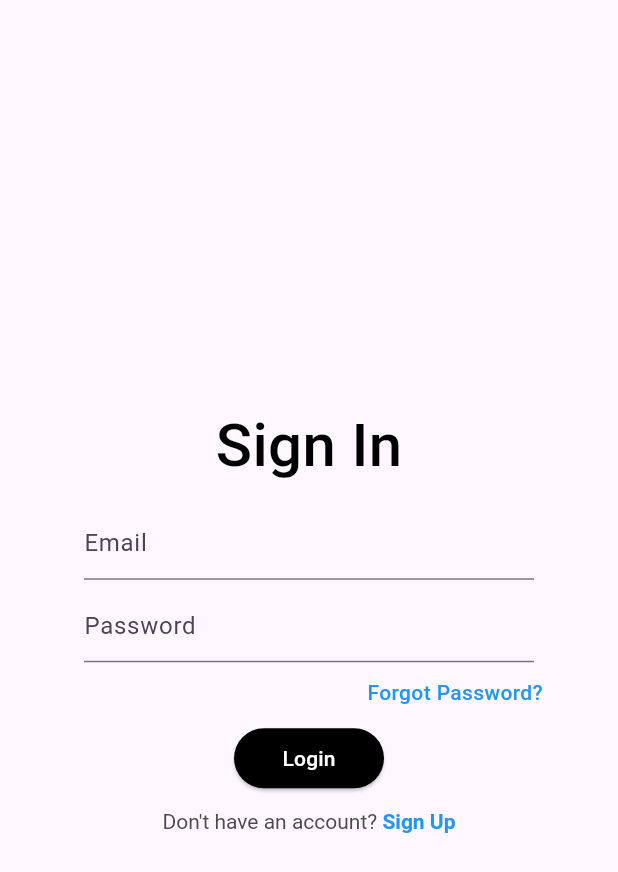
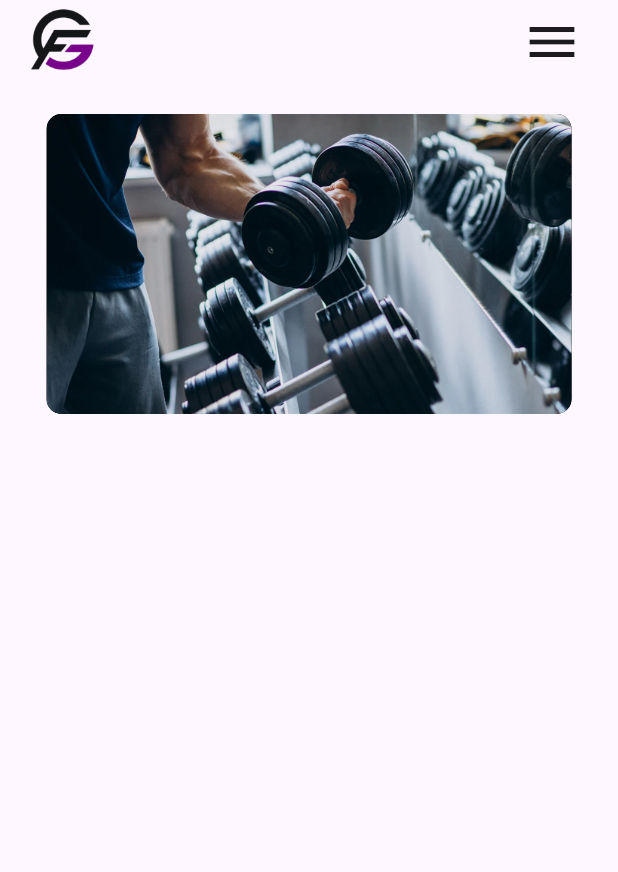
Before and after one commit to puuq/fitnessapp, a Flutter app: the SignIn screen opened directly, after a tap on "Login", on a phone screen of 412 x 824 dp. Shown: the top 872 px of the screen. Run offline on Flutter 3.47's test engine with Material 3 defaults, Android fonts, the phone set to English and light mode, and no system bars.

Commit message:
added landing page

```diff
--- a/lib/pages/firstpage.dart
+++ /dev/null
@@ -1,24 +0,0 @@
-import 'package:flutter/material.dart';
-
-class FirstPage extends StatefulWidget {
-  const FirstPage({super.key});
-
-  @override
-  State<FirstPage> createState() => _FirstPageState();
-}
-
-class _FirstPageState extends State<FirstPage> {
-  @override
-  Widget build(BuildContext context) {
-    return Scaffold(
-      body: Center(
-        child: Image(
-          image: AssetImage("assets/images/firstpage.png"),
-          fit: BoxFit.cover,
-          width: 100,
-          height: 200,
-        ),
-      ),
-    );
-  }
-}
--- /dev/null
+++ b/lib/pages/landingpage.dart
@@ -0,0 +1,63 @@
+import 'package:flutter/material.dart';
+
+class LandingPage extends StatefulWidget {
+  const LandingPage({super.key});
+
+  @override
+  State<LandingPage> createState() => _LandingPageState();
+}
+
+class _LandingPageState extends State<LandingPage> {
+  @override
+  Widget build(BuildContext context) {
+    return Scaffold(
+      appBar: appBar(),
+      body: Column(
+        children: [
+          SizedBox(
+            child: Center(
+              child: Container(
+                margin: EdgeInsets.only(top: 20),
+                height: 200,
+                width: 350,
+                decoration: BoxDecoration(
+                    image: DecorationImage(
+                      image: AssetImage('assets/images/firstpage.png'),
+                      fit: BoxFit.fill,
+                    ),
+                    color: Colors.black,
+                    borderRadius: BorderRadius.circular(10)),
+              ),
+            ),
+          ),
+        ],
+      ),
+    );
+  }
+
+  AppBar appBar() {
+    return AppBar(
+      automaticallyImplyLeading: false,
+      title: Row(
+        mainAxisAlignment: MainAxisAlignment.spaceBetween,
+        children: [
+          Image.asset(
+            'assets/images/logo.png',
+            fit: BoxFit.contain,
+            width: 50,
+            height: 50,
+          ),
+          Container(
+            child: IconButton(
+              onPressed: () {},
+              icon: Icon(
+                Icons.menu,
+                size: 40,
+              ),
+            ),
+          )
+        ],
+      ),
+    );
+  }
+}
--- a/lib/pages/signin.dart
+++ b/lib/pages/signin.dart
@@ -2,6 +2,7 @@
 
 import 'package:flutter/gestures.dart';
 import 'package:flutter/material.dart';
+import 'package:fitnessapp/pages/landingpage.dart';
 
 class SignIn extends StatefulWidget {
   const SignIn({super.key});
@@ -93,8 +94,11 @@ class _SignInState extends State<SignIn> {
               width: 100,
               child: ElevatedButton(
                 onPressed: () {
-                    String email = emailController.text;
-                    String password = passwordController.text;
+                  // Navigate to the LandingPage when the login button is pressed
+                  Navigator.push(
+                    context,
+                    MaterialPageRoute(builder: (context) => LandingPage()),
+                  );
                 },
                 style: ElevatedButton.styleFrom(
                   backgroundColor: Colors.black,
@@ -105,7 +109,8 @@ class _SignInState extends State<SignIn> {
                 child: const Text(
                   'Login',
                   style: TextStyle(color: Colors.white),
-                  )),
+                ),
+              ),
             ),
           ),
           RichText(
--- a/lib/pages/splashpage.dart
+++ b/lib/pages/splashpage.dart
@@ -1,5 +1,5 @@
-import 'package:fitnessapp/pages/firstpage.dart';
 import 'package:fitnessapp/pages/home.dart';
+import 'package:fitnessapp/pages/landingpage.dart';
 import 'package:fitnessapp/pages/signin.dart';
 import 'package:flutter/material.dart';
 
@@ -24,7 +24,7 @@ class _SplashPageState extends State<SplashPage> {
       // Navigate to the next page after the fade-out animation finishes
       Future.delayed(Duration(milliseconds: 800), () {
         Navigator.of(context).pushReplacement(
-          MaterialPageRoute(builder: (context) => FirstPage()),
+          MaterialPageRoute(builder: (context) => SignIn()),
         );
       });
     });
```
Also changed, not shown: pubspec.yaml (+14 -12 lines), assets/images/bg.jpg (added), assets/images/logo.png (added). Lines whose indentation alone changed are shown as unchanged.
